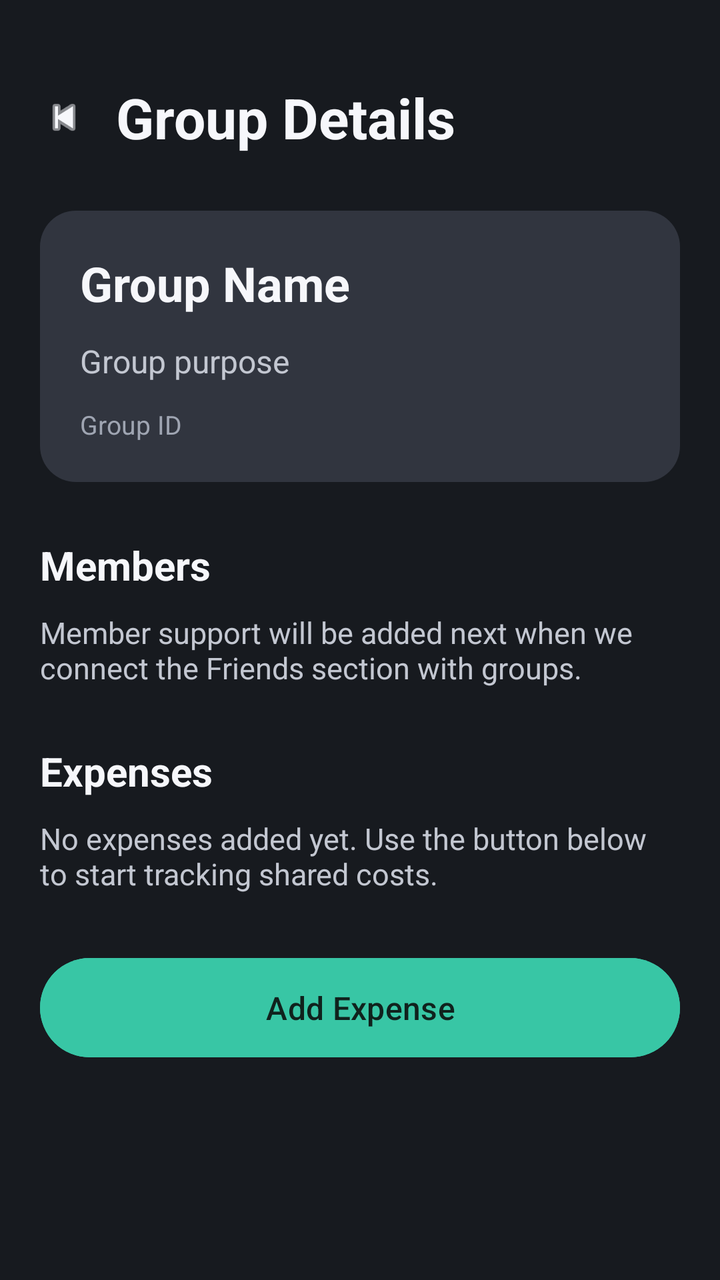
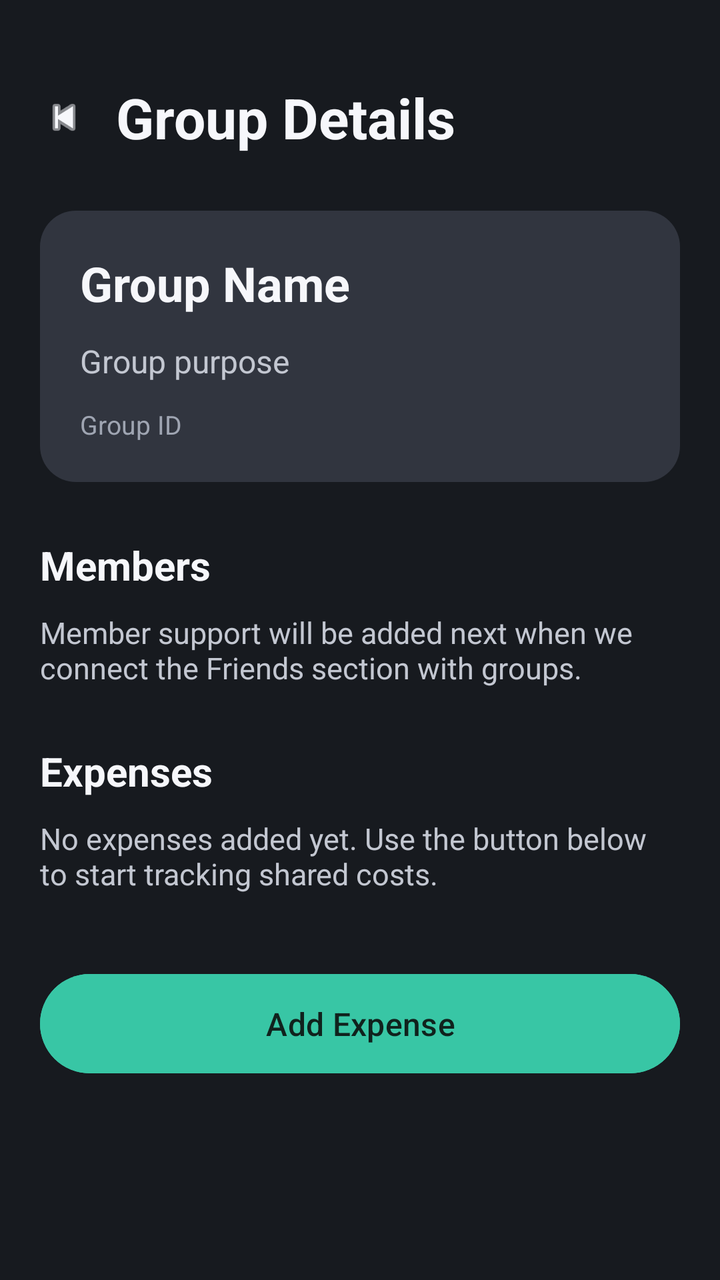

The first picture is an Android layout as it rendered before a commit; the second is the same layout after the commit. The layout source and the unified diff follow.
<!-- AndroidManifest.xml: application theme Theme.MyApplication -->
<!-- res/layout/activity_group_details.xml -->
<?xml version="1.0" encoding="utf-8"?>
<ScrollView xmlns:android="http://schemas.android.com/apk/res/android"
    android:layout_width="match_parent"
    android:layout_height="match_parent"
    android:background="@color/app_background"
    android:clipToPadding="false"
    android:fillViewport="true">

    <LinearLayout
        android:layout_width="match_parent"
        android:layout_height="wrap_content"
        android:orientation="vertical"
        android:paddingStart="20dp"
        android:paddingTop="40dp"
        android:paddingEnd="20dp"
        android:paddingBottom="32dp">

        <LinearLayout
            android:layout_width="match_parent"
            android:layout_height="wrap_content"
            android:gravity="center_vertical"
            android:orientation="horizontal">

            <ImageView
                android:id="@+id/imageViewBackGroupDetails"
                android:layout_width="24dp"
                android:layout_height="24dp"
                android:src="@android:drawable/ic_media_previous"
                android:tint="@color/text_primary" />

            <TextView
                android:layout_width="wrap_content"
                android:layout_height="wrap_content"
                android:layout_marginStart="14dp"
                android:text="Group Details"
                android:textColor="@color/text_primary"
                android:textSize="28sp"
                android:textStyle="bold" />
        </LinearLayout>

        <LinearLayout
            android:layout_width="match_parent"
            android:layout_height="wrap_content"
            android:layout_marginTop="28dp"
            android:background="@drawable/bg_message_card"
            android:orientation="vertical"
            android:padding="20dp">

            <TextView
                android:id="@+id/textViewGroupTitle"
                android:layout_width="match_parent"
                android:layout_height="wrap_content"
                android:text="Group Name"
                android:textColor="@color/text_primary"
                android:textSize="24sp"
                android:textStyle="bold" />

            <TextView
                android:id="@+id/textViewGroupPurpose"
                android:layout_width="match_parent"
                android:layout_height="wrap_content"
                android:layout_marginTop="12dp"
                android:text="Group purpose"
                android:textColor="@color/text_secondary"
                android:textSize="16sp" />

            <TextView
                android:id="@+id/textViewGroupId"
                android:layout_width="match_parent"
                android:layout_height="wrap_content"
                android:layout_marginTop="12dp"
                android:text="Group ID"
                android:textColor="@color/text_muted"
                android:textSize="13sp" />
        </LinearLayout>

        <TextView
            android:layout_width="match_parent"
            android:layout_height="wrap_content"
            android:layout_marginTop="28dp"
            android:text="Members"
            android:textColor="@color/text_primary"
            android:textSize="20sp"
            android:textStyle="bold" />

        <TextView
            android:layout_width="match_parent"
            android:layout_height="wrap_content"
            android:layout_marginTop="10dp"
            android:text="Member support will be added next when we connect the Friends section with groups."
            android:textColor="@color/text_secondary"
            android:textSize="15sp" />

        <TextView
            android:layout_width="match_parent"
            android:layout_height="wrap_content"
            android:layout_marginTop="28dp"
            android:text="Expenses"
            android:textColor="@color/text_primary"
            android:textSize="20sp"
            android:textStyle="bold" />

        <TextView
            android:layout_width="match_parent"
            android:layout_height="wrap_content"
            android:layout_marginTop="10dp"
            android:text="No expenses added yet. Use the button below to start tracking shared costs."
            android:textColor="@color/text_secondary"
            android:textSize="15sp" />

        <Button
            android:id="@+id/buttonAddExpenseFromGroup"
            android:layout_width="match_parent"
            android:layout_height="wrap_content"
            android:layout_marginTop="28dp"
            android:backgroundTint="@color/accent_green"
            android:paddingVertical="14dp"
            android:text="Add Expense"
            android:textAllCaps="false"
            android:textColor="@color/button_text_dark"
            android:textSize="16sp" />

    </LinearLayout>

</ScrollView>
<!-- resources referenced by this layout -->
<resources>
  <color name="accent_green">#FF38C6A5</color>
  <color name="app_background">#171A1F</color>
  <color name="button_text_dark">#FF10221D</color>
  <color name="text_muted">#FF9FA5B2</color>
  <color name="text_primary">#FFF6F7FB</color>
  <color name="text_secondary">#FFC3C7D1</color>
  <!-- drawable bg_message_card (drawable) -->
  <?xml version="1.0" encoding="utf-8"?>
  <shape xmlns:android="http://schemas.android.com/apk/res/android">
      <solid android:color="@color/card_background" />
      <corners android:radius="18dp" />
  </shape>
  <style name="Theme.MyApplication" parent="Base.Theme.MyApplication" />
  <color name="card_background">#31353F</color>
  <style name="Base.Theme.MyApplication" parent="Theme.Material3.DayNight.NoActionBar">
          
          
      </style>
</resources>

<!-- the commit's change to res/layout/activity_group_details.xml (unified diff, before → after) -->
@@ -101,12 +101,20 @@
             android:textStyle="bold" />
 
         <TextView
+            android:id="@+id/textViewExpensesStatus"
             android:layout_width="match_parent"
             android:layout_height="wrap_content"
             android:layout_marginTop="10dp"
             android:text="No expenses added yet. Use the button below to start tracking shared costs."
             android:textColor="@color/text_secondary"
             android:textSize="15sp" />
+
+        <LinearLayout
+            android:id="@+id/layoutExpensesContainer"
+            android:layout_width="match_parent"
+            android:layout_height="wrap_content"
+            android:layout_marginTop="8dp"
+            android:orientation="vertical" />
 
         <Button
             android:id="@+id/buttonAddExpenseFromGroup"
